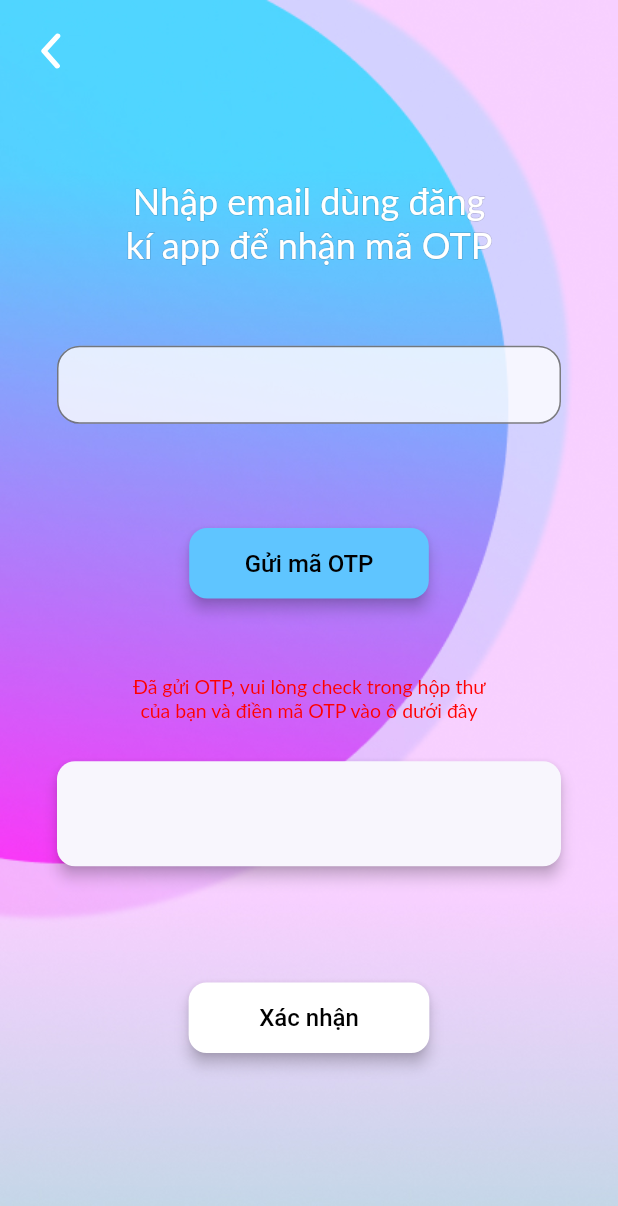
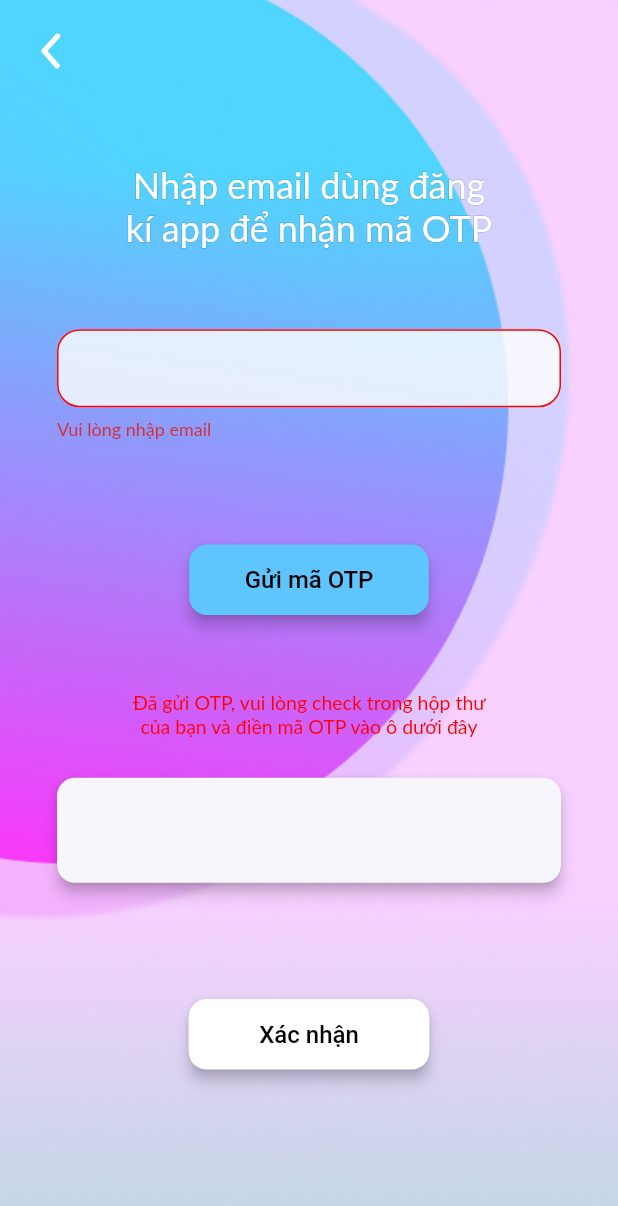
Before and after one commit to huynnq02/CondominiumManagement, a Flutter app: the ForgetPasswordScreen screen opened directly, after a tap on "Gửi mã OTP", on a phone screen of 412 x 824 dp. Shown: the top 1206 px of the screen. Run offline on Flutter 3.47's test engine with Material 2 defaults, Android fonts, the phone set to English and light mode, and no system bars; our stand-ins replace dio, equatable, flutter_screenutil, flutter_svg, google_fonts, image_picker and 1 more; accounts and stored records are empty.

Commit message:
added email validation

```diff
--- a/lib/src/screens/forget password screen/forget_password_screen.dart
+++ b/lib/src/screens/forget password screen/forget_password_screen.dart
@@ -3,9 +3,18 @@ import 'package:flutter_svg/svg.dart';
 import 'package:google_fonts/google_fonts.dart';
 import 'package:untitled/src/widget/outlined_text.dart';
 
-class ForgetPasswordScreen extends StatelessWidget {
+class ForgetPasswordScreen extends StatefulWidget {
   ForgetPasswordScreen({Key? key}) : super(key: key);
-  final GlobalKey<FormState> _formKey = GlobalKey<FormState>();
+
+  @override
+  State<ForgetPasswordScreen> createState() => _ForgetPasswordScreenState();
+}
+
+class _ForgetPasswordScreenState extends State<ForgetPasswordScreen> {
+  final GlobalKey<FormState> _emailKey = GlobalKey<FormState>();
+
+  final GlobalKey<FormState> _OTPKey = GlobalKey<FormState>();
+
   @override
   Widget build(BuildContext context) {
     return Scaffold(
@@ -19,12 +28,9 @@ class ForgetPasswordScreen extends StatelessWidget {
       child: SafeArea(
         child: Stack(children: [
           Container(
-            height: double.infinity,
             padding: const EdgeInsets.symmetric(horizontal: 38, vertical: 50),
             child: Center(
               child: SingleChildScrollView(
-                child: Form(
-                  key: _formKey,
                 child: Column(
                   mainAxisAlignment: MainAxisAlignment.center,
                   crossAxisAlignment: CrossAxisAlignment.center,
@@ -40,11 +46,25 @@ class ForgetPasswordScreen extends StatelessWidget {
                     const SizedBox(
                       height: 51,
                     ),
-                      TextFormField(
+                    Form(
+                      key: _emailKey,
+                      child: TextFormField(
                         textAlign: TextAlign.center,
                         keyboardType: TextInputType.emailAddress,
                         cursorColor: Colors.black,
                         style: const TextStyle(fontSize: 18),
+                        validator: (value) {
+                          if (value!.isEmpty) {
+                            return 'Vui lòng nhập email';
+                          }
+                          String pattern =
+                              r'^(([^<>()[\]\\.,;:\s@\"]+(\.[^<>()[\]\\.,;:\s@\"]+)*)|(\".+\"))@gmail.com$';
+                          RegExp regExp = RegExp(pattern);
+                          if (!regExp.hasMatch(value)) {
+                            return 'Định  dạng email không đúng, vui lòng nhập lại';
+                          }
+                          return null;
+                        },
                         decoration: InputDecoration(
                             filled: true,
                             fillColor: Colors.white.withOpacity(0.8),
@@ -58,8 +78,19 @@ class ForgetPasswordScreen extends StatelessWidget {
                               borderSide: const BorderSide(
                                   color: Color(0xFF5FC5FF), width: 2.0),
                             ),
+                            errorBorder: OutlineInputBorder(
+                              borderRadius: BorderRadius.circular(15),
+                              borderSide:
+                                  const BorderSide(color: Color(0xFFFF0000)),
+                            ),
+                            focusedErrorBorder: OutlineInputBorder(
+                              borderRadius: BorderRadius.circular(15),
+                              borderSide:
+                                  const BorderSide(color: Color(0xFFFF0000)),
+                            ),
                             contentPadding:
                                 const EdgeInsets.symmetric(vertical: 17)),
+                      ),
                     ),
                     const SizedBox(
                       height: 69,
@@ -73,7 +104,10 @@ class ForgetPasswordScreen extends StatelessWidget {
                               borderRadius: BorderRadius.circular(12),
                             ),
                             elevation: 4),
-                          onPressed: () {},
+                        onPressed: () {
+                          if (_emailKey.currentState!.validate()) {
+                          }
+                        },
                         child: Text(
                           'Gửi mã OTP',
                           style: GoogleFonts.lexendExa(
@@ -141,7 +175,6 @@ class ForgetPasswordScreen extends StatelessWidget {
               ),
             ),
           ),
-          ),
           IconButton(
               constraints: const BoxConstraints(),
               padding: const EdgeInsets.all(22),
```
Lines whose indentation alone changed are shown as unchanged.
